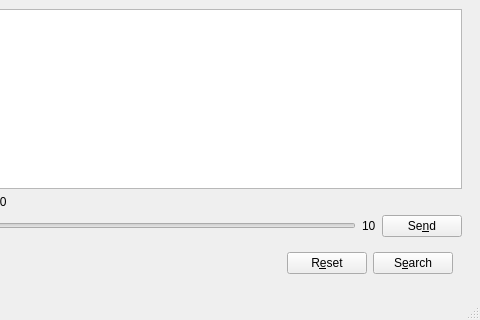
Qt form src/app/mainwindow.ui (EjbejaranosAI/SEL_PW3) before a commit; both pictures show x 576 to 1056 and y 377 to 697 of the 1056 by 697 pixel window.
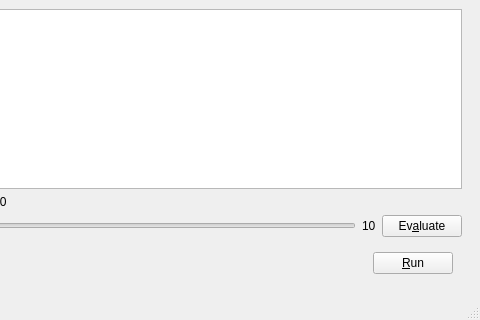
The same form after that commit.

Diff of the .ui file:
```diff
--- a/src/app/mainwindow.ui
+++ b/src/app/mainwindow.ui
@@ -355,7 +355,7 @@
                <item>
                 <widget class="QPushButton" name="btn_evaluate">
                  <property name="text">
-                  <string>Se&amp;nd</string>
+                  <string>Ev&amp;aluate</string>
                  </property>
                  <property name="shortcut">
                   <string>Alt+N</string>
@@ -390,17 +390,7 @@
            </spacer>
           </item>
           <item>
-           <widget class="QPushButton" name="btn_reset">
-            <property name="text">
-             <string>R&amp;eset</string>
-            </property>
-            <property name="shortcut">
-             <string>Alt+E</string>
-            </property>
-           </widget>
-          </item>
-          <item>
-           <widget class="QPushButton" name="btn_search">
+           <widget class="QPushButton" name="btn_run">
             <property name="sizePolicy">
              <sizepolicy hsizetype="Minimum" vsizetype="Fixed">
               <horstretch>0</horstretch>
@@ -411,7 +401,7 @@
              <enum>Qt::RightToLeft</enum>
             </property>
             <property name="text">
-             <string>S&amp;earch</string>
+             <string>&amp;Run</string>
             </property>
             <property name="shortcut">
              <string>Alt+E</string>
```
Left out of the diff: 23 changed lines with no effect on the pictures.
